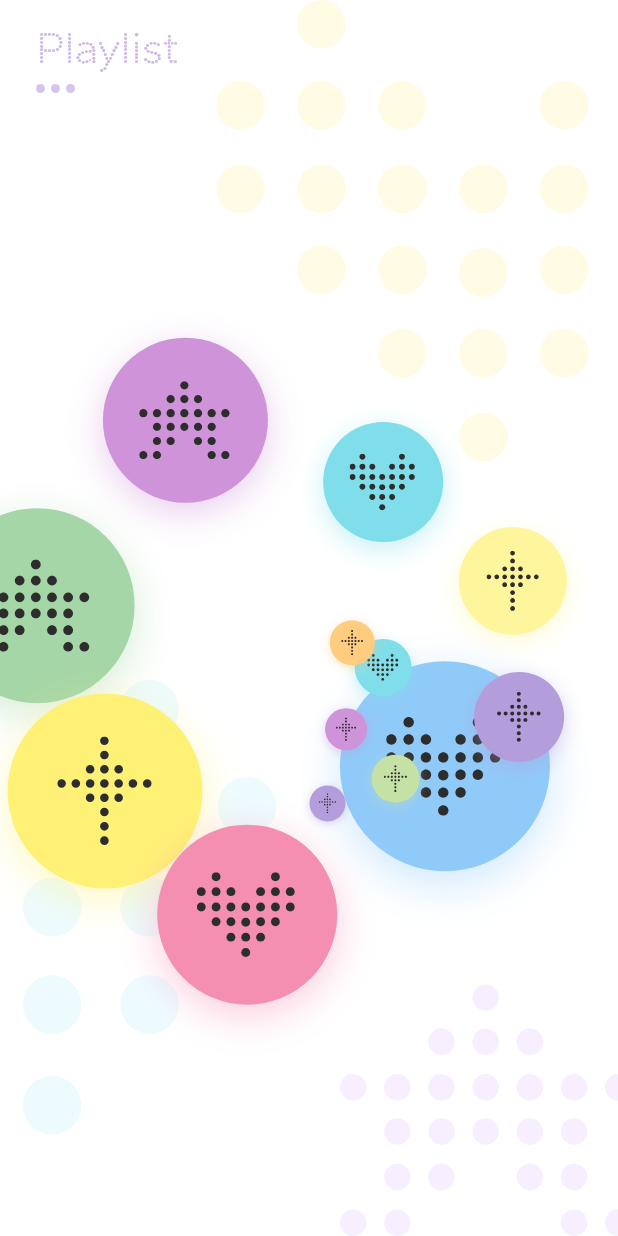
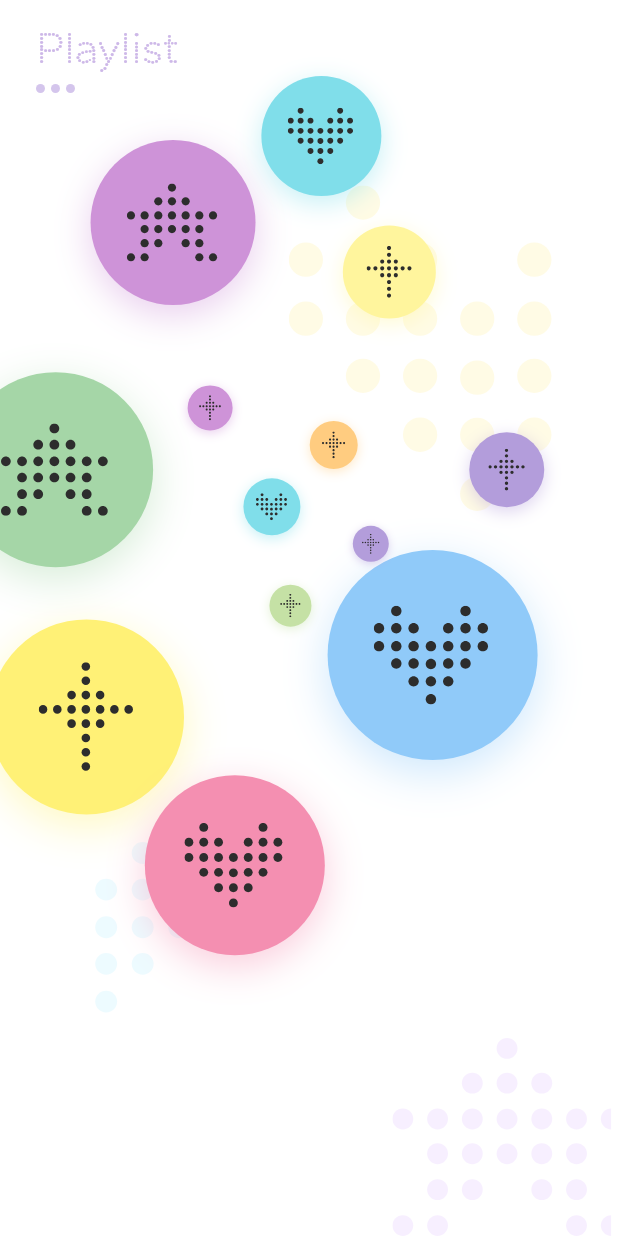
Before and after one commit to SMAhmer17/Keychain-BLE, a Flutter app: the SoriDiscoverScreen screen opened directly, on a phone screen of 412 x 824 dp. Run offline on Flutter 3.47's test engine with Material 3 defaults, Android fonts, the phone set to English and light mode, and no system bars; our stand-ins replace device_info_plus, flutter_blue_plus, flutter_riverpod, flutter_svg, freezed_annotation, go_router and 3 more; accounts and stored records are empty.

Commit message:
Fix screen styling

```diff
--- /dev/null
+++ b/lib/app2/core/widgets/sori_dots_background.dart
@@ -0,0 +1,51 @@
+import 'package:flutter/material.dart';
+import 'package:flutter_svg/flutter_svg.dart';
+import 'package:keychain_ble/core/extensions/size_extensions.dart';
+
+/// Wraps [child] with the three background dot decorations used across screens:
+/// top-right, bottom-left, and bottom-right.
+class SoriDotsBackground extends StatelessWidget {
+  const SoriDotsBackground({super.key, required this.child});
+
+  final Widget child;
+
+  @override
+  Widget build(BuildContext context) {
+    return Stack(
+      children: [
+        // Top-right dots
+        Positioned(
+          top: .15.sh,
+          right: 0,
+          child: SvgPicture.asset(
+            'assets/icons/light/center_dots.svg',
+            width: 250,
+            height: 217,
+          ),
+        ),
+        // Bottom-left dots
+        Positioned(
+          bottom: .15.sh,
+          left: 0,
+          child: SvgPicture.asset(
+            'assets/icons/light/bottom_left_dots.svg',
+            width: 185,
+            height: 139,
+          ),
+        ),
+        // Bottom-right dots
+        Positioned(
+          bottom: 0,
+          right: 0,
+          child: SvgPicture.asset(
+            'assets/icons/light/bottom_right_dots.svg',
+            width: 155,
+            height: 132,
+          ),
+        ),
+        // Screen content
+        child,
+      ],
+    );
+  }
+}
--- a/lib/app2/features/dashboard/home/home_screen.dart
+++ b/lib/app2/features/dashboard/home/home_screen.dart
@@ -3,6 +3,7 @@ import 'dart:math' as math;
 import 'package:flutter/material.dart';
 import 'package:flutter_riverpod/flutter_riverpod.dart';
 import 'package:flutter_svg/flutter_svg.dart';
+import 'package:keychain_ble/app2/core/widgets/sori_dots_background.dart';
 import 'package:keychain_ble/core/extensions/size_extensions.dart';
 import 'package:keychain_ble/features/ble/model/ble_connection_status.dart';
 import 'package:keychain_ble/features/ble/provider/ble_connection_notifier.dart';
@@ -19,46 +20,9 @@ class HomeScreen extends ConsumerWidget {
 
     return Scaffold(
       backgroundColor: Colors.white,
-      body: Stack(
+      body: SoriDotsBackground(
+        child: Stack(
           children: [
-          // ── Background dot patterns ──────────────────────────────
-          Positioned(
-            top: .15.sh,
-            right: 0,
-            child: SvgPicture.asset(
-              'assets/icons/light/center_dots.svg',
-              width: 250,
-              height: 217,
-            ),
-          ),
-          // Positioned(
-          //   top: size.height * 0.3,
-          //   left: size.width * 0.05,
-          //   right: size.width * 0.05,
-          //   child: SvgPicture.asset(
-          //     'assets/icons/light/center_circle_dots.svg',
-          //     width: size.width * 0.9,
-          //   ),
-          // ),
-          Positioned(
-            bottom: .15.sh,
-            left: 0,
-            child: SvgPicture.asset(
-              'assets/icons/light/bottom_left_dots.svg',
-              width: 185,
-              height: 139,
-            ),
-          ),
-          Positioned(
-            bottom: 0,
-            right: 0,
-            child: SvgPicture.asset(
-              'assets/icons/light/bottom_right_dots.svg',
-              width: 155,
-              height: 132,
-            ),
-          ),
-
             // ── App name ─────────────────────────────────────────────
             Positioned(
               top: topPad + 20,
@@ -75,6 +39,7 @@ class HomeScreen extends ConsumerWidget {
               child: _AvatarScene(size: size, isConnected: isConnected),
             ),
           ],
+        ),
       ),
     );
   }
--- a/lib/app2/features/discover/sori_discover_screen.dart
+++ b/lib/app2/features/discover/sori_discover_screen.dart
@@ -1,5 +1,6 @@
 import 'package:flutter/material.dart';
 import 'package:flutter_svg/flutter_svg.dart';
+import 'package:keychain_ble/app2/core/widgets/sori_dots_background.dart';
 
 // ─────────────────────────────────────────────────────────────────────────────
 // Bead config — positions as fractions of available width/height
@@ -32,140 +33,118 @@ class _BeadConfig {
 class SoriDiscoverScreen extends StatelessWidget {
   const SoriDiscoverScreen({super.key});
 
+  // Positions form an oval ring (cx≈0.43, cy≈0.46).
+  // leftFrac × screenWidth  = horizontal pixel centre.
+  // topFrac  × screenHeight = vertical pixel centre.
+  // Aspect-ratio correction (≈390×780) keeps the ring visually circular.
   static const _beads = [
-    // ── Large beads ──────────────────────────────────────────────
+    // ── Outer ring — 5 large beads ───────────────────────────────
+    _BeadConfig(
+      color: Color(0xFFCE93D8), // purple  — 10 o'clock
+      iconPath: 'assets/icons/light/star_beads.svg',
+      size: 110,
+      leftFrac: 0.28,
+      topFrac: 0.18,
+    ),
+    _BeadConfig(
+      color: Color(0xFFA5D6A7), // green   — 9 o'clock
+      iconPath: 'assets/icons/light/star_beads.svg',
+      size: 130,
+      leftFrac: 0.09,
+      topFrac: 0.38,
+    ),
+    _BeadConfig(
+      color: Color(0xFFFFF176), // yellow  — 7 o'clock
+      iconPath: 'assets/icons/light/plus_beads.svg',
+      size: 130,
+      leftFrac: 0.14,
+      topFrac: 0.58,
+    ),
+    _BeadConfig(
+      color: Color(0xFF90CAF9), // blue    — 3 o'clock
+      iconPath: 'assets/icons/light/heart_beads.svg',
+      size: 140,
+      leftFrac: 0.70,
+      topFrac: 0.53,
+    ),
+    _BeadConfig(
+      color: Color(0xFFF48FB1), // pink    — 5 o'clock
+      iconPath: 'assets/icons/light/heart_beads.svg',
+      size: 120,
+      leftFrac: 0.38,
+      topFrac: 0.70,
+    ),
+
+    // ── Middle ring — 3 medium beads filling the upper arc ────────
+    _BeadConfig(
+      color: Color(0xFF80DEEA), // teal    — 12 o'clock
+      iconPath: 'assets/icons/light/heart_beads.svg',
+      size: 80,
+      leftFrac: 0.52,
+      topFrac: 0.11,
+    ),
+    _BeadConfig(
+      color: Color(0xFFFFF59D), // light yellow — 1 o'clock
+      iconPath: 'assets/icons/light/plus_beads.svg',
+      size: 62,
+      leftFrac: 0.63,
+      topFrac: 0.22,
+    ),
+    _BeadConfig(
+      color: Color(0xFFB39DDB), // lavender — 2 o'clock
+      iconPath: 'assets/icons/light/plus_beads.svg',
+      size: 50,
+      leftFrac: 0.82,
+      topFrac: 0.38,
+    ),
+
+    // ── Inner cluster — 5 small beads scattered at the centre ─────
     _BeadConfig(
       color: Color(0xFFCE93D8), // purple
-      iconPath: 'assets/icons/light/star_beads.svg',
-      size: 110,
-      leftFrac: 0.30,
-      topFrac: 0.34,
+      iconPath: 'assets/icons/light/plus_beads.svg',
+      size: 30,
+      leftFrac: 0.34,
+      topFrac: 0.33,
     ),
-    _BeadConfig(
-      color: Color(0xFFA5D6A7), // green
-      iconPath: 'assets/icons/light/star_beads.svg',
-      size: 130,
-      leftFrac: 0.06,
-      topFrac: 0.49,
-    ),
-    _BeadConfig(
-      color: Color(0xFFFFF176), // yellow
-      iconPath: 'assets/icons/light/plus_beads.svg',
-      size: 130,
-      leftFrac: 0.17,
-      topFrac: 0.64,
-    ),
-    _BeadConfig(
-      color: Color(0xFF90CAF9), // blue
-      iconPath: 'assets/icons/light/heart_beads.svg',
-      size: 140,
-      leftFrac: 0.72,
-      topFrac: 0.62,
-    ),
-    _BeadConfig(
-      color: Color(0xFFF48FB1), // pink
-      iconPath: 'assets/icons/light/heart_beads.svg',
-      size: 120,
-      leftFrac: 0.40,
-      topFrac: 0.74,
-    ),
-
-    // ── Medium beads ─────────────────────────────────────────────
     _BeadConfig(
       color: Color(0xFF80DEEA), // teal
       iconPath: 'assets/icons/light/heart_beads.svg',
-      size: 80,
-      leftFrac: 0.62,
-      topFrac: 0.39,
+      size: 38,
+      leftFrac: 0.44,
+      topFrac: 0.41,
     ),
     _BeadConfig(
-      color: Color(0xFFFFF59D), // light yellow
+      color: Color(0xFFFFCC80), // orange
       iconPath: 'assets/icons/light/plus_beads.svg',
-      size: 72,
-      leftFrac: 0.83,
-      topFrac: 0.47,
+      size: 32,
+      leftFrac: 0.54,
+      topFrac: 0.36,
+    ),
+    _BeadConfig(
+      color: Color(0xFFC5E1A5), // green
+      iconPath: 'assets/icons/light/plus_beads.svg',
+      size: 28,
+      leftFrac: 0.47,
+      topFrac: 0.49,
     ),
     _BeadConfig(
       color: Color(0xFFB39DDB), // lavender
       iconPath: 'assets/icons/light/plus_beads.svg',
-      size: 60,
-      leftFrac: 0.84,
-      topFrac: 0.58,
-    ),
-
-    // ── Small beads ──────────────────────────────────────────────
-    _BeadConfig(
-      color: Color(0xFF80DEEA), // tiny teal
-      iconPath: 'assets/icons/light/heart_beads.svg',
-      size: 38,
-      leftFrac: 0.62,
-      topFrac: 0.54,
-    ),
-    _BeadConfig(
-      color: Color(0xFFFFCC80), // tiny orange
-      iconPath: 'assets/icons/light/plus_beads.svg',
-      size: 30,
-      leftFrac: 0.57,
-      topFrac: 0.52,
-    ),
-    _BeadConfig(
-      color: Color(0xFFC5E1A5), // tiny green
-      iconPath: 'assets/icons/light/plus_beads.svg',
-      size: 32,
-      leftFrac: 0.64,
-      topFrac: 0.63,
-    ),
-    _BeadConfig(
-      color: Color(0xFFCE93D8), // tiny purple
-      iconPath: 'assets/icons/light/plus_beads.svg',
-      size: 28,
-      leftFrac: 0.56,
-      topFrac: 0.59,
-    ),
-    _BeadConfig(
-      color: Color(0xFFB39DDB), // tiny lavender
-      iconPath: 'assets/icons/light/plus_beads.svg',
       size: 24,
-      leftFrac: 0.53,
-      topFrac: 0.65,
+      leftFrac: 0.60,
+      topFrac: 0.44,
     ),
   ];
 
   @override
   Widget build(BuildContext context) {
     final topPad = MediaQuery.paddingOf(context).top;
-    final size = MediaQuery.sizeOf(context);
 
     return Scaffold(
       backgroundColor: Colors.white,
-      body: Stack(
-        children: [
-          // ── Background dot patterns ──────────────────────────────
-          Positioned(
-            top: 0,
-            right: 0,
-            child: SvgPicture.asset(
-              'assets/icons/light/center_dots.svg',
-              width: size.width * 0.65,
-            ),
-          ),
-          Positioned(
-            bottom: 0,
-            left: 0,
-            child: SvgPicture.asset(
-              'assets/icons/light/bottom_left_dots.svg',
-              width: size.width * 0.45,
-            ),
-          ),
-          Positioned(
-            bottom: 0,
-            right: 0,
-            child: SvgPicture.asset(
-              'assets/icons/light/bottom_right_dots.svg',
-              width: size.width * 0.45,
-            ),
-          ),
-
+      body: SoriDotsBackground(
+        child: Stack(
+          children: [
           // ── Scattered beads ──────────────────────────────────────
           LayoutBuilder(
             builder: (context, constraints) {
@@ -192,7 +171,8 @@ class SoriDiscoverScreen extends StatelessWidget {
             right: 24,
             child: const _PlaylistHeader(),
           ),
-        ],
+          ],
+        ),
       ),
     );
   }
--- a/lib/app2/features/settings/sori_settings_screen.dart
+++ b/lib/app2/features/settings/sori_settings_screen.dart
@@ -1,5 +1,6 @@
 import 'package:flutter/material.dart';
 import 'package:flutter_svg/flutter_svg.dart';
+import 'package:keychain_ble/app2/core/widgets/sori_dots_background.dart';
 
 // ─────────────────────────────────────────────────────────────────────────────
 // Data model
@@ -54,53 +55,24 @@ class SoriSettingsScreen extends StatelessWidget {
   @override
   Widget build(BuildContext context) {
     final topPad = MediaQuery.paddingOf(context).top;
-    final size = MediaQuery.sizeOf(context);
 
     return Scaffold(
       backgroundColor: Colors.white,
-      body: Stack(
-        children: [
-          // ── Background dot decorations ──────────────────────────
-          Positioned(
-            top: 0,
-            right: 0,
-            child: SvgPicture.asset(
-              'assets/icons/light/center_dots.svg',
-              width: size.width * 0.55,
-            ),
-          ),
-          Positioned(
-            bottom: 0,
-            right: 0,
-            child: SvgPicture.asset(
-              'assets/icons/light/bottom_right_dots.svg',
-              width: size.width * 0.45,
-            ),
-          ),
-          Positioned(
-            bottom: 0,
-            left: 0,
-            child: SvgPicture.asset(
-              'assets/icons/light/bottom_left_dots.svg',
-              width: size.width * 0.35,
-            ),
-          ),
-
-          // ── Content ─────────────────────────────────────────────
-          SafeArea(
+      body: SoriDotsBackground(
+        child: SafeArea(
           child: Column(
             crossAxisAlignment: CrossAxisAlignment.start,
             children: [
               // App name
               Padding(
-                  padding: EdgeInsets.fromLTRB(24, topPad > 0 ? 4 : 20, 24, 0),
+                padding: EdgeInsets.fromLTRB(24, 60, 24, 0),
                 child: SvgPicture.asset(
                   'assets/icons/light/app_name.svg',
                   height: 38,
                 ),
               ),
               const SizedBox(height: 24),
-
+              Spacer(),
               // Menu card
               Padding(
                 padding: const EdgeInsets.symmetric(horizontal: 20),
@@ -110,7 +82,6 @@ class SoriSettingsScreen extends StatelessWidget {
             ],
           ),
         ),
-        ],
       ),
     );
   }
```
Also changed, not shown: lib/app2/features/bracelet/bracelet_screen.dart (indentation only). Lines whose indentation alone changed are shown as unchanged.
